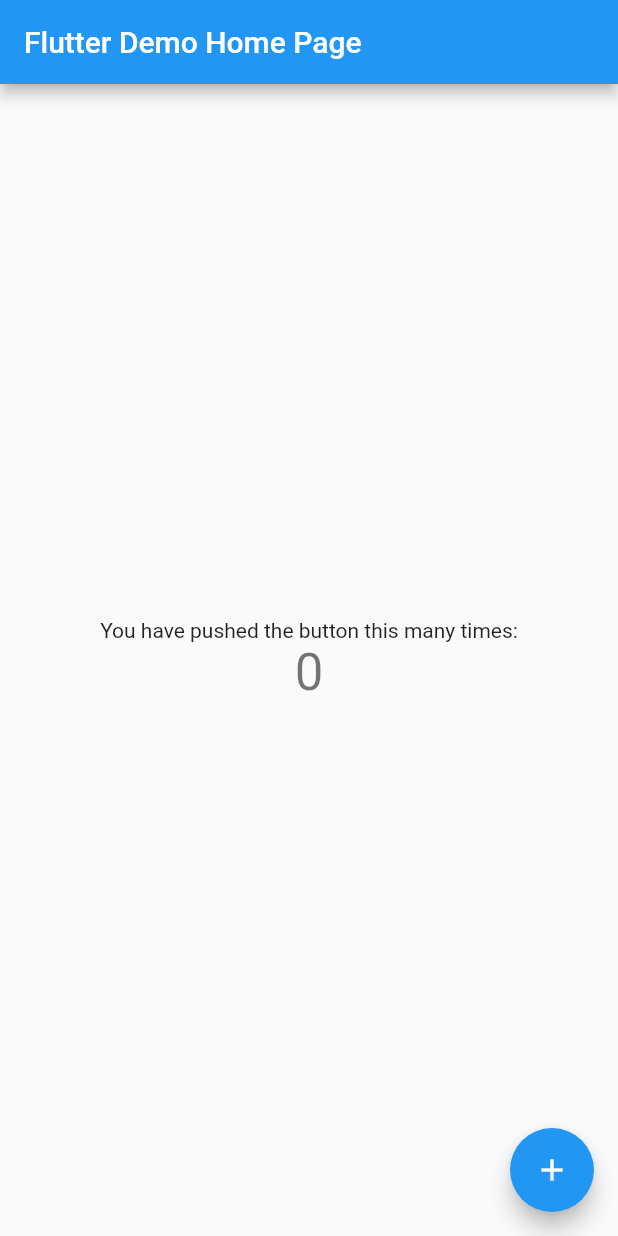
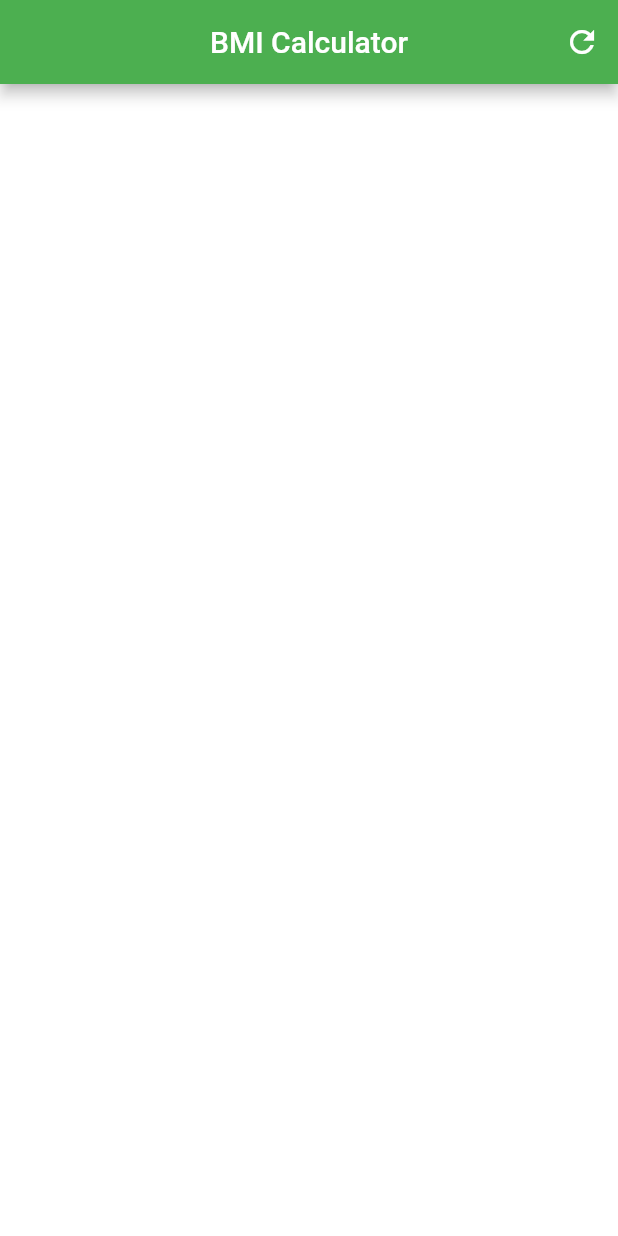
Before and after one commit to hedravBands/FlutterExcs16Apps, a Flutter app: the screen it shows after launch, on a phone screen of 412 x 824 dp. Run offline on Flutter 3.47's test engine with Material 2 defaults, Android fonts, the phone set to English and light mode, and no system bars.

Commit message:
first use of Scaffold

```diff
--- a/bmi_calculator/lib/main.dart
+++ b/bmi_calculator/lib/main.dart
@@ -1,117 +1,35 @@
 import 'package:flutter/material.dart';
-
-void main() {
-  runApp(MyApp());
+void main(){
+  runApp(MaterialApp(
+    home: Home(),
+  )
+  );
+}
+class Home extends StatefulWidget {
+  @override
+  _HomeState createState() => _HomeState();
 }
 
-class MyApp extends StatelessWidget {
-  // This widget is the root of your application.
+class _HomeState extends State<Home> {
   @override
   Widget build(BuildContext context) {
-    return MaterialApp(
-      title: 'Flutter Demo',
-      theme: ThemeData(
-        // This is the theme of your application.
-        //
-        // Try running your application with "flutter run". You'll see the
-        // application has a blue toolbar. Then, without quitting the app, try
-        // changing the primarySwatch below to Colors.green and then invoke
-        // "hot reload" (press "r" in the console where you ran "flutter run",
-        // or simply save your changes to "hot reload" in a Flutter IDE).
-        // Notice that the counter didn't reset back to zero; the application
-        // is not restarted.
-        primarySwatch: Colors.blue,
-        // This makes the visual density adapt to the platform that you run
-        // the app on. For desktop platforms, the controls will be smaller and
-        // closer together (more dense) than on mobile platforms.
-        visualDensity: VisualDensity.adaptivePlatformDensity,
+    return Scaffold(
+      appBar: AppBar(
+        title: Text("BMI Calculator"),
+        centerTitle: true,
+        backgroundColor: Colors.green,
+        actions: <Widget>[
+          IconButton(
+          icon: Icon(Icons.refresh),
+          onPressed: (){},)
+        ],
       ),
-      home: MyHomePage(title: 'Flutter Demo Home Page'),
+      backgroundColor: Colors.white,
+      body: Column(
+        children: <Widget>[
+
+        ],
+      )
     );
   }
 }
-
-class MyHomePage extends StatefulWidget {
-  MyHomePage({Key key, this.title}) : super(key: key);
-
-  // This widget is the home page of your application. It is stateful, meaning
-  // that it has a State object (defined below) that contains fields that affect
-  // how it looks.
-
-  // This class is the configuration for the state. It holds the values (in this
-  // case the title) provided by the parent (in this case the App widget) and
-  // used by the build method of the State. Fields in a Widget subclass are
-  // always marked "final".
-
-  final String title;
-
-  @override
-  _MyHomePageState createState() => _MyHomePageState();
-}
-
-class _MyHomePageState extends State<MyHomePage> {
-  int _counter = 0;
-
-  void _incrementCounter() {
-    setState(() {
-      // This call to setState tells the Flutter framework that something has
-      // changed in this State, which causes it to rerun the build method below
-      // so that the display can reflect the updated values. If we changed
-      // _counter without calling setState(), then the build method would not be
-      // called again, and so nothing would appear to happen.
-      _counter++;
-    });
-  }
-
-  @override
-  Widget build(BuildContext context) {
-    // This method is rerun every time setState is called, for instance as done
-    // by the _incrementCounter method above.
-    //
-    // The Flutter framework has been optimized to make rerunning build methods
-    // fast, so that you can just rebuild anything that needs updating rather
-    // than having to individually change instances of widgets.
-    return Scaffold(
-      appBar: AppBar(
-        // Here we take the value from the MyHomePage object that was created by
-        // the App.build method, and use it to set our appbar title.
-        title: Text(widget.title),
-      ),
-      body: Center(
-        // Center is a layout widget. It takes a single child and positions it
-        // in the middle of the parent.
-        child: Column(
-          // Column is also a layout widget. It takes a list of children and
-          // arranges them vertically. By default, it sizes itself to fit its
-          // children horizontally, and tries to be as tall as its parent.
-          //
-          // Invoke "debug painting" (press "p" in the console, choose the
-          // "Toggle Debug Paint" action from the Flutter Inspector in Android
-          // Studio, or the "Toggle Debug Paint" command in Visual Studio Code)
-          // to see the wireframe for each widget.
-          //
-          // Column has various properties to control how it sizes itself and
-          // how it positions its children. Here we use mainAxisAlignment to
-          // center the children vertically; the main axis here is the vertical
-          // axis because Columns are vertical (the cross axis would be
-          // horizontal).
-          mainAxisAlignment: MainAxisAlignment.center,
-          children: <Widget>[
-            Text(
-              'You have pushed the button this many times:',
-            ),
-            Text(
-              '$_counter',
-              style: Theme.of(context).textTheme.headline4,
-            ),
-          ],
-        ),
-      ),
-      floatingActionButton: FloatingActionButton(
-        onPressed: _incrementCounter,
-        tooltip: 'Increment',
-        child: Icon(Icons.add),
-      ), // This trailing comma makes auto-formatting nicer for build methods.
-    );
-  }
-}
```
Also changed, not shown: 1 other file.
